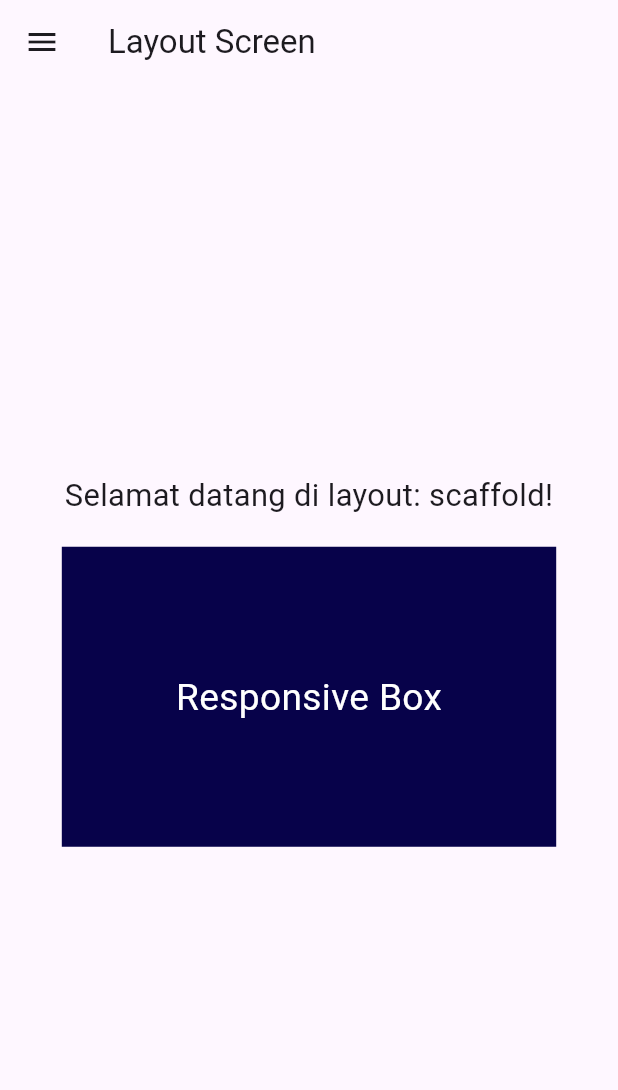
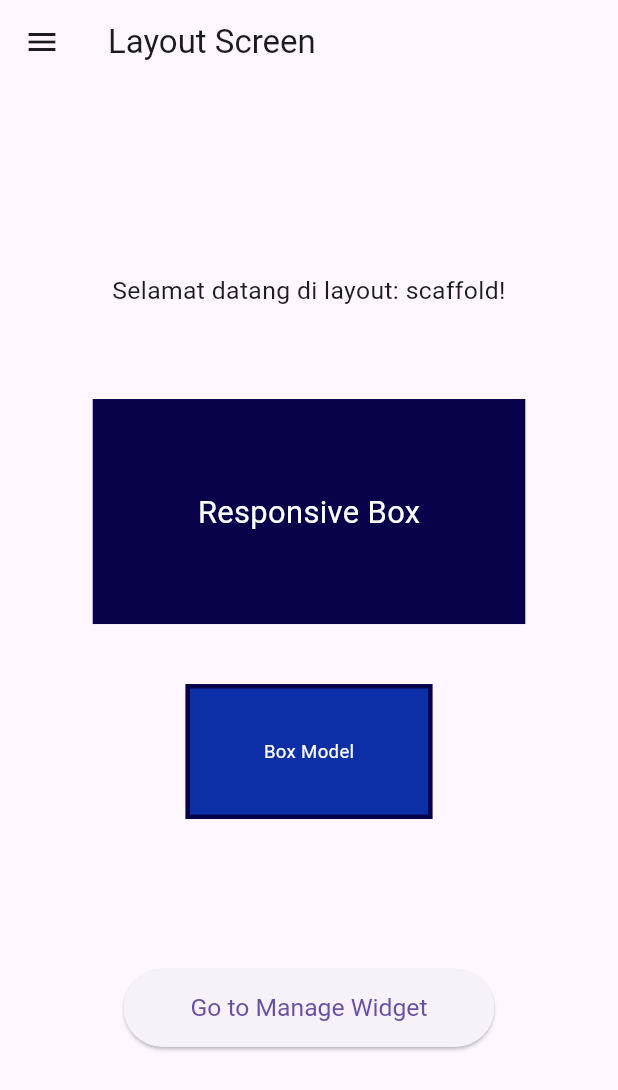
Before and after one commit to fatihfaritshi/Project-Mobile-Programming-Lanjut, a Flutter app: the screen it shows after launch, on a phone screen of 412 x 824 dp. Shown: the top 1090 px of the screen. Run offline on Flutter 3.47's test engine with Material 3 defaults, Android fonts, the phone set to English and light mode, and no system bars.

Commit message:
JS 4: Layout & Widget Management

```diff
--- a/belajar_layout/lib/main.dart
+++ b/belajar_layout/lib/main.dart
@@ -1,5 +1,5 @@
 import 'package:flutter/material.dart';
-import 'manage_widget.dart';
+import 'manage_widget.dart'; // Import file manage_widget.dart
 
 void main() {
   runApp(const MyApp());
@@ -11,7 +11,18 @@ class MyApp extends StatelessWidget {
   @override
   Widget build(BuildContext context) {
     return MaterialApp(
-      home: Scaffold(
+      debugShowCheckedModeBanner: false,
+      home: const MainScreen(), // Menggunakan MainScreen sebagai halaman utama
+    );
+  }
+}
+
+class MainScreen extends StatelessWidget {
+  const MainScreen({super.key});
+
+  @override
+  Widget build(BuildContext context) {
+    return Scaffold(
       appBar: AppBar(title: const Text('Layout Screen')),
 
       drawer: Drawer(
@@ -52,9 +63,7 @@ class MyApp extends StatelessWidget {
               onTap: () {
                 Navigator.push(
                   context,
-                    MaterialPageRoute(
-                      builder: (context) => const ManageWidget(),
-                    ),
+                  MaterialPageRoute(builder: (context) => const ManageWidget()),
                 );
               },
             ),
@@ -65,8 +74,6 @@ class MyApp extends StatelessWidget {
       body: LayoutBuilder(
         builder: (context, constraints) {
           double screenWidth = MediaQuery.of(context).size.width;
-
-            // Menyesuaikan ukuran teks berdasarkan lebar layar
           double textSize = screenWidth * 0.05;
 
           return Center(
@@ -75,29 +82,80 @@ class MyApp extends StatelessWidget {
               children: [
                 Text(
                   'Selamat datang di layout: scaffold!',
-                    style: TextStyle(fontSize: textSize),
+                  style: TextStyle(fontSize: textSize * 0.8),
                   textAlign: TextAlign.center,
                 ),
-                  const SizedBox(height: 20), // Jarak antara teks dan kotak
+                const SizedBox(height: 60),
+
                 Container(
-                    width: screenWidth * 0.8,
-                    height: 200,
-                    color: Color.fromARGB(255, 7, 2, 74),
+                  width: screenWidth * 0.7,
+                  height: 150,
+                  color: const Color.fromARGB(255, 7, 2, 74),
                   child: Center(
                     child: Text(
                       'Responsive Box',
                       style: TextStyle(
                         color: Colors.white,
-                          fontSize: textSize * 1.2,
+                        fontSize: textSize * 1.0,
                       ),
                     ),
+                  ),
+                ),
+
+                Container(
+                  width: screenWidth * 0.4,
+                  height: 90,
+                  padding: const EdgeInsets.all(16),
+                  margin: const EdgeInsets.symmetric(vertical: 40, horizontal: 30),
+                  decoration: BoxDecoration(
+                    color: const Color.fromARGB(255, 12, 46, 167),
+                    border: Border.all(color: const Color.fromARGB(255, 7, 2, 74), width: 3),
+                  ),
+                  child: Align(
+                    alignment: Alignment.center,
+                    child: Text(
+                      'Box Model',
+                      style: TextStyle(
+                        color: Colors.white,
+                        fontSize: textSize * 0.6,
+                      )
+                    ),
+                  ),
+                ),
+
+
+                const SizedBox(height: 60),
+                FractionallySizedBox(
+                  widthFactor: 0.6, // Lebar tombol 80% dari lebar layar
+                  child: ElevatedButton(
+                    onPressed: () {
+                      Navigator.push(
+                        context,
+                        MaterialPageRoute(
+                          builder: (context) => const ManageWidget(),
+                        ),
+                      );
+                    },
+                    style: ElevatedButton.styleFrom(
+                      padding: EdgeInsets.symmetric(
+                        vertical:
+                            MediaQuery.of(context).size.height *
+                            0.02, // Tinggi tombol 2% dari tinggi layar
+                        horizontal: 20,
+                      ),
+                      textStyle: TextStyle(
+                        fontSize:
+                            MediaQuery.of(context).size.width *
+                            0.04, // Font size 4% dari lebar layar
+                      ),
+                    ),
+                    child: const Text('Go to Manage Widget'),
                   ),
                 ),
               ],
             ),
           );
         },
-        ),
       ),
     );
   }
```
Lines whose indentation alone changed are shown as unchanged.
